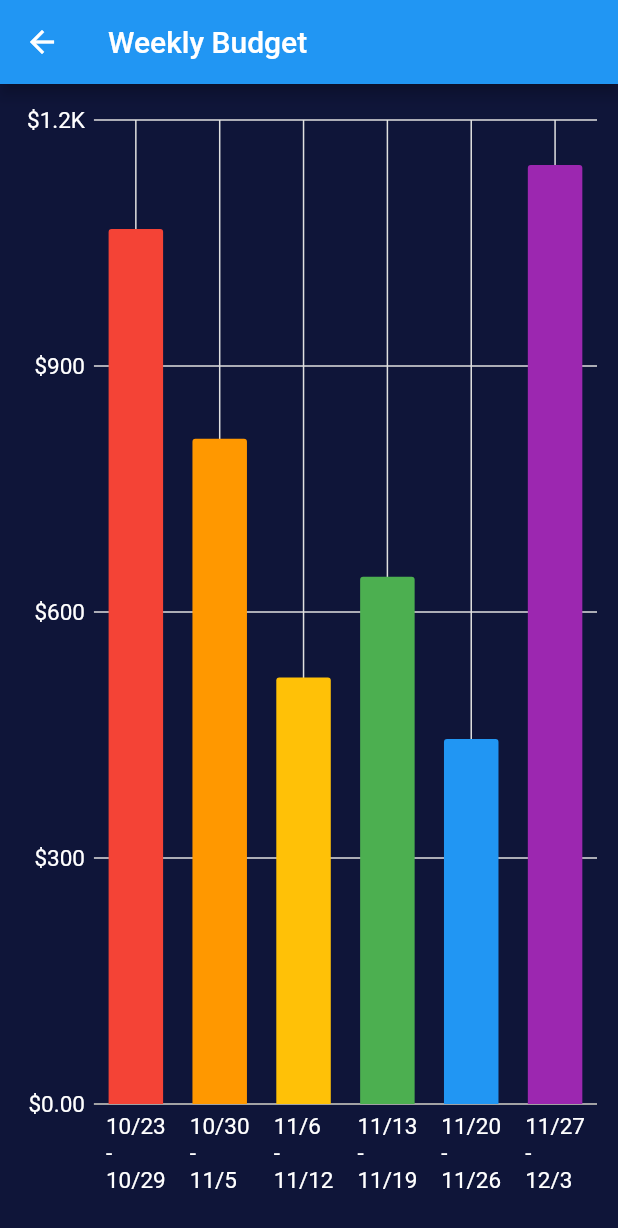
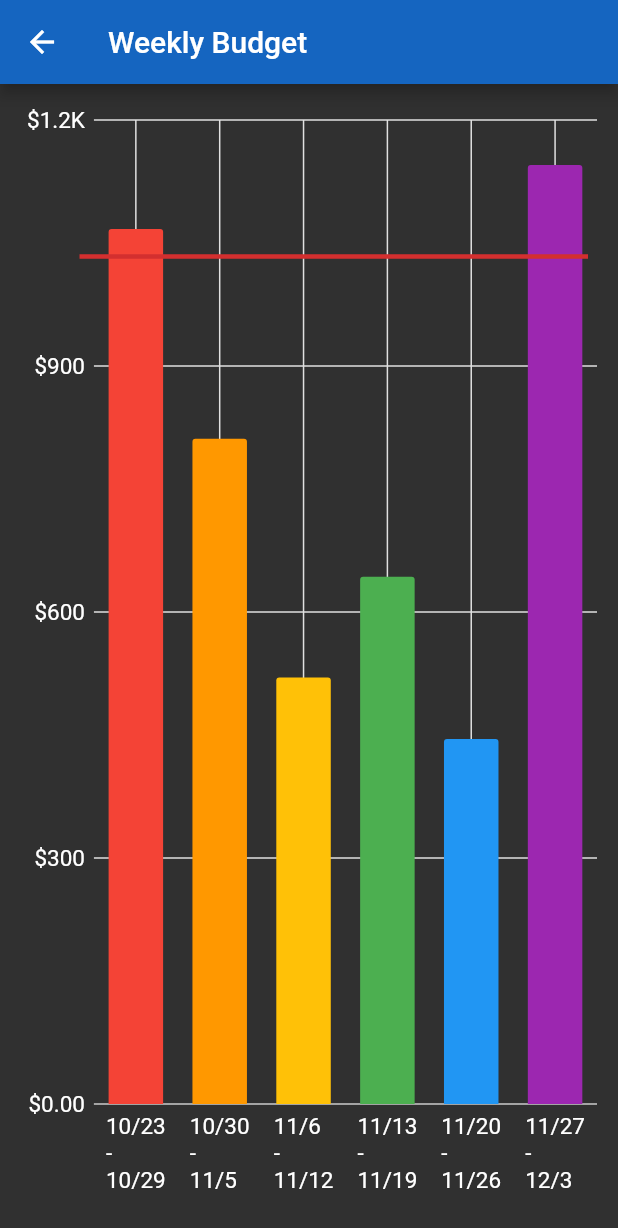
Before and after one commit to lmora21/nutrition_buddy, a Flutter app: the screen it shows after launch, after a tap on an icon or button, on a phone screen of 412 x 824 dp. Shown: the top 1228 px of the screen. Run offline on Flutter 3.47's test engine with Material 2 defaults, Android fonts, the phone set to English and light mode, and no system bars; our stand-ins replace charts_flutter, percent_indicator, pie_chart; missing offline and left inert: window_size.

Commit message:
Reworked UI look

```diff
--- a/lib/home_route_budget.dart
+++ b/lib/home_route_budget.dart
@@ -5,9 +5,7 @@ import 'package:flutter/material.dart';
 import 'package:intl/intl.dart';
 
 class RouteBudget extends StatelessWidget {
-  const RouteBudget({super.key, required this.header});
-
-  final Widget header;
+  const RouteBudget({super.key});
 
   @override
   Widget build(BuildContext context) {
@@ -24,13 +22,12 @@ class RouteBudget extends StatelessWidget {
     return Scaffold(
       appBar: AppBar(title: const Text("Weekly Budget")),
       body: Center(
-        child: Container(
+        child: Stack(
+          children: [
+            Container(
               padding: const EdgeInsets.fromLTRB(10, 10, 0, 20),
-          color: Color.fromARGB(255, 15, 21, 57),
               height: double.infinity,
-          child:
-              // header,
-              SizedBox(
+              child: SizedBox(
                 height: 560,
                 child: charts.BarChart(
                   series,
@@ -39,6 +36,17 @@ class RouteBudget extends StatelessWidget {
                   domainAxis: coloredXAxis,
                 ),
               ),
+            ),
+            SizedBox(
+              height: 230,
+              child: Divider(
+                color: Colors.red.shade700,
+                thickness: 3,
+                endIndent: 20,
+                indent: 53,
+              ),
+            )
+          ],
         ),
       ),
     );
--- a/lib/home_route_cal.dart
+++ b/lib/home_route_cal.dart
@@ -121,16 +121,16 @@ const Map<String, double> dmap = {
 
 Widget indentedDivider() {
   return const Divider(
-      color: Colors.black12, endIndent: 30, indent: 30, thickness: 2);
+      color: Colors.white12, endIndent: 30, indent: 30, thickness: 2);
 }
 
 Widget textTitle(String title) {
   return Container(
     alignment: Alignment.center,
     width: double.infinity,
-    decoration: const BoxDecoration(
-        color: Colors.blue,
-        borderRadius: BorderRadius.vertical(bottom: Radius.circular(60))),
+    decoration: BoxDecoration(
+        color: Colors.blue.shade800,
+        borderRadius: const BorderRadius.vertical(bottom: Radius.circular(60))),
     child: Padding(
       padding: const EdgeInsets.all(20),
       child: Text(title,
--- /dev/null
+++ b/lib/home_route_settings.dart
@@ -0,0 +1,34 @@
+import 'package:flutter/material.dart';
+
+class RouteAppSettings extends StatefulWidget {
+  const RouteAppSettings({super.key});
+
+  @override
+  State<RouteAppSettings> createState() => _RouteAppSettingsState();
+}
+
+class _RouteAppSettingsState extends State<RouteAppSettings> {
+  @override
+  Widget build(BuildContext context) {
+    return Scaffold(
+      appBar: AppBar(
+        title: const Text("Settings"),
+      ),
+      body: Center(
+        child: Container(
+          decoration: const BoxDecoration(
+            gradient: LinearGradient(
+                colors: [Colors.blue, Colors.cyan],
+                begin: Alignment.topLeft,
+                end: Alignment.bottomRight),
+          ),
+          child: Center(
+            child: Column(
+              children: [],
+            ),
+          ),
+        ),
+      ),
+    );
+  }
+}
--- a/lib/home_screen.dart
+++ b/lib/home_screen.dart
@@ -1,37 +1,42 @@
 import 'package:cs422_gr4_nutribuddy/home_route_budget.dart';
 import 'package:cs422_gr4_nutribuddy/home_route_cal.dart';
+import 'package:cs422_gr4_nutribuddy/home_route_settings.dart';
 import 'package:flutter/material.dart';
 import 'package:pie_chart/pie_chart.dart';
 
 // Screen content for when home icon is pressed on bottom tab
 Column homeScreen(context) {
   // Create a consistent card for adding an item to the screen
-  Widget getCustomCard(Widget icon, String title, {bool isCal = true}) {
+  Widget getCustomCard(Widget icon, String title, {required index}) {
     return GestureDetector(
       child: Container(
           // padding: const EdgeInsets.all(15),
-          decoration: BoxDecoration(
-              color: Colors.blue.withOpacity(0.8),
-              borderRadius: const BorderRadius.all(Radius.circular(20))),
+          decoration: const BoxDecoration(
+              gradient: LinearGradient(
+                colors: [Colors.blue, Colors.cyan],
+                begin: Alignment.topLeft,
+                end: Alignment.bottomRight,
+              ),
+              borderRadius: BorderRadius.all(Radius.circular(20))),
           child: Padding(
             padding: const EdgeInsets.all(10),
             child: Row(
               mainAxisAlignment: MainAxisAlignment.center,
               children: <Widget>[
-                Flexible(
+                Expanded(
                   flex: 1,
-                  child: SizedBox(
-                      height: 180, width: double.infinity, child: icon),
+                  child: SizedBox(height: 160, child: icon),
                 ),
-                Flexible(
+                Expanded(
                   flex: 2,
                   child: SizedBox(
-                    width: double.infinity,
                     child: Text(
                       title,
                       textAlign: TextAlign.center,
-                      style: const TextStyle(
-                          fontSize: 35, fontWeight: FontWeight.bold),
+                      style: TextStyle(
+                          color: Colors.blue.shade900,
+                          fontSize: 35,
+                          fontWeight: FontWeight.bold),
                     ),
                   ),
                 ),
@@ -42,10 +47,15 @@ Column homeScreen(context) {
         context,
         MaterialPageRoute(
           builder: (context) {
-            if (isCal) {
-              return RouteCal(pie: icon);
-            } else {
-              return RouteBudget(header: icon);
+            switch (index) {
+              case 0:
+                return RouteCal(pie: icon);
+              case 1:
+                return const RouteBudget();
+              case 2:
+                return const RouteAppSettings();
+              default:
+                return const FlutterLogo();
             }
           },
         ),
@@ -53,7 +63,7 @@ Column homeScreen(context) {
     );
   }
 
-  double spacing = 25;
+  double spacing = 20;
   return Column(
     mainAxisSize: MainAxisSize.max,
     children: <Widget>[
@@ -62,9 +72,17 @@ Column homeScreen(context) {
           child: Wrap(
             runSpacing: spacing,
             children: <Widget>[
-              getCustomCard(graphStack, "Calories\n&\nNutrients"),
+              getCustomCard(graphStack, "Calories\n&\nNutrients", index: 0),
               getCustomCard(Image.asset("images/budget.png"), "Weekly\nBudget",
-                  isCal: false),
+                  index: 1),
+              getCustomCard(
+                  Icon(
+                    Icons.settings,
+                    size: 140,
+                    color: Colors.blue.shade800,
+                  ),
+                  "Settings\n&\nPreferences",
+                  index: 2),
             ],
           )),
     ],
--- a/lib/main.dart
+++ b/lib/main.dart
@@ -27,7 +27,20 @@ class MyApp extends StatelessWidget {
     return MaterialApp(
       title: 'Nutrition Buddy',
       theme: ThemeData(
-        primarySwatch: Colors.blue,
+        primaryColor: Colors.blue.shade800,
+        colorScheme: ColorScheme(
+          primary: Colors.blue.shade800,
+          brightness: Brightness.dark,
+          onPrimary: Colors.white,
+          secondary: Colors.blue.shade800,
+          onSecondary: Colors.black,
+          error: Colors.pink,
+          onError: Colors.black,
+          background: Colors.black,
+          onBackground: Colors.black,
+          surface: Colors.blue.shade800,
+          onSurface: Colors.white,
+        ),
       ),
       home: const MyHomePage(title: 'Nutrition Buddy'),
       debugShowCheckedModeBanner: false,
@@ -264,15 +277,35 @@ class _MyHomePageState extends State<MyHomePage> {
           )
         ][_newNdx],
       ),
-      bottomNavigationBar: BottomNavigationBar(
+      bottomNavigationBar: ClipRRect(
+        borderRadius: const BorderRadius.vertical(top: Radius.circular(60)),
+        child: Stack(
+          children: [
+            Container(
+              height: 60,
+              decoration: const BoxDecoration(
+                gradient: LinearGradient(
+                  colors: [Colors.blue, Colors.cyan],
+                  begin: Alignment.topLeft,
+                  end: Alignment.bottomRight,
+                ),
+              ),
+            ),
+            BottomNavigationBar(
+              backgroundColor: Colors.transparent,
+              elevation: 0,
               currentIndex: _newNdx,
               items: const <BottomNavigationBarItem>[
                 BottomNavigationBarItem(icon: Icon(Icons.home), label: "Home"),
-          BottomNavigationBarItem(icon: Icon(Icons.restaurant), label: "Diet"),
+                BottomNavigationBarItem(
+                    icon: Icon(Icons.restaurant), label: "Diet"),
                 BottomNavigationBarItem(
                     icon: Icon(Icons.directions_run), label: "Exercise")
               ],
               onTap: _onItemTap,
+            ),
+          ],
+        ),
       ),
     );
   }
```
Lines whose indentation alone changed are shown as unchanged.
